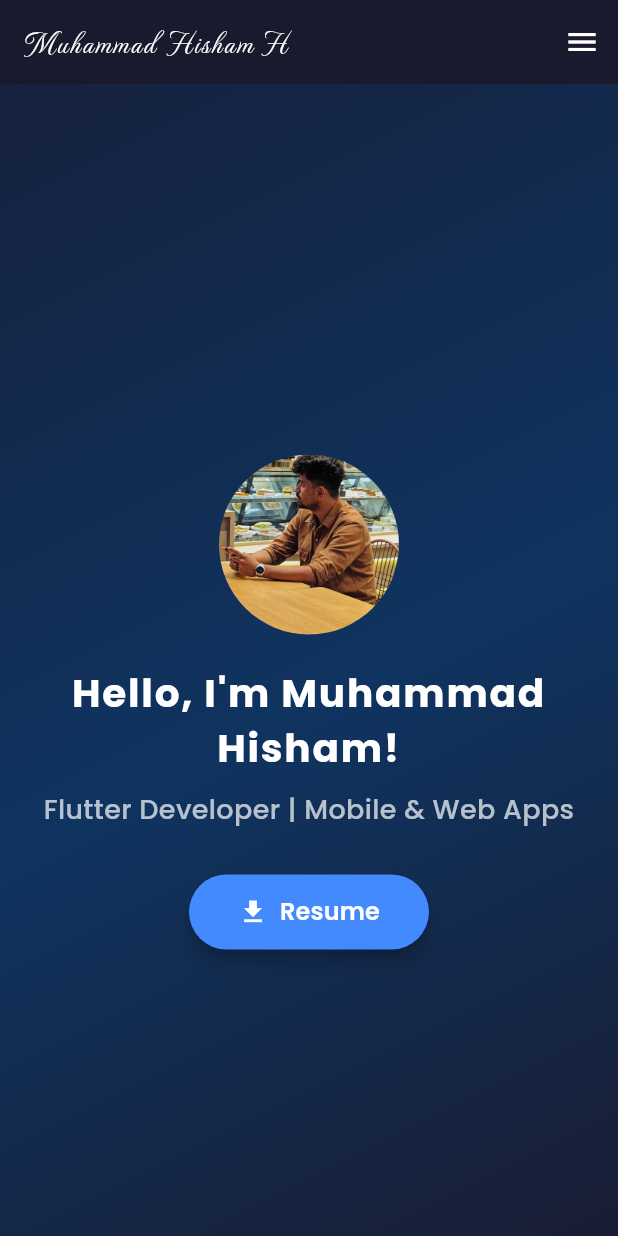
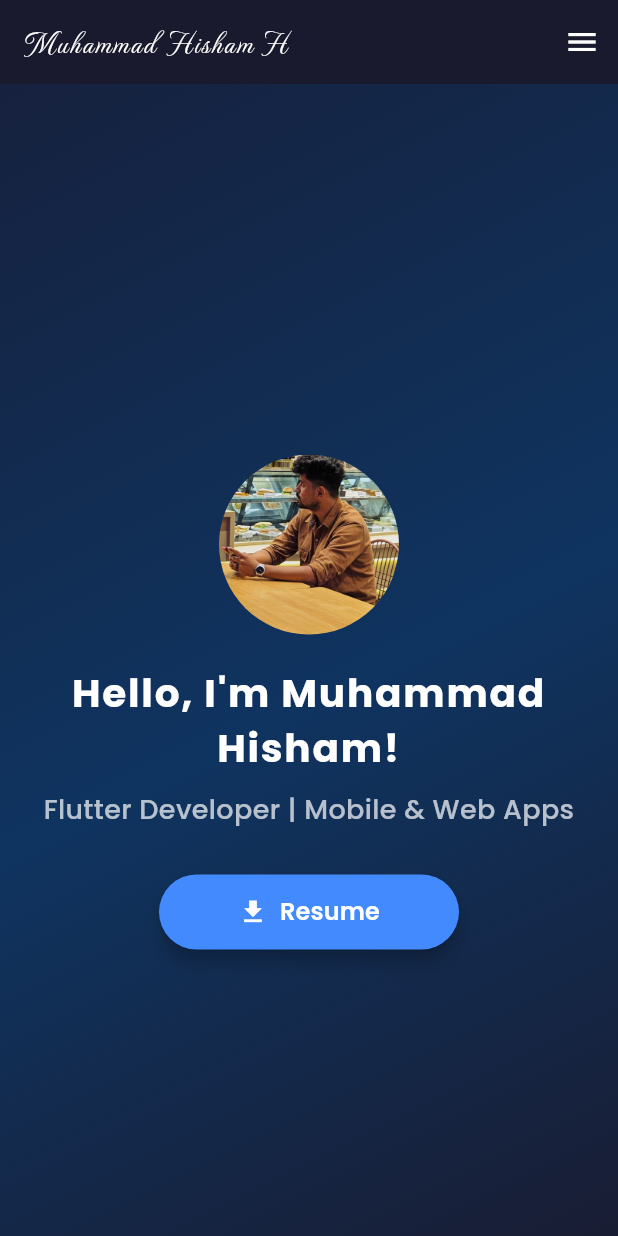
Before and after one commit to hishaamharis/Portfolio, a Flutter app: the screen it shows after launch, on a phone screen of 412 x 824 dp. Run offline on Flutter 3.47's test engine with Material 3 defaults, Android fonts, the phone set to English and light mode, and no system bars; drawn by our look-alikes of scrollable_positioned_list; our stand-ins replace flutter_svg, google_fonts.

Commit message:
make resume button responsive

```diff
--- a/lib/screens/home_screen.dart
+++ b/lib/screens/home_screen.dart
@@ -72,7 +72,7 @@ class HomeScreen extends StatelessWidget {
                 ),
                 const SizedBox(height: 30),
                 SizedBox(
-                  width: 160,
+                  width: 200,
                   height: 50,
                   child: ElevatedButton(
                     style: ElevatedButton.styleFrom(
```
